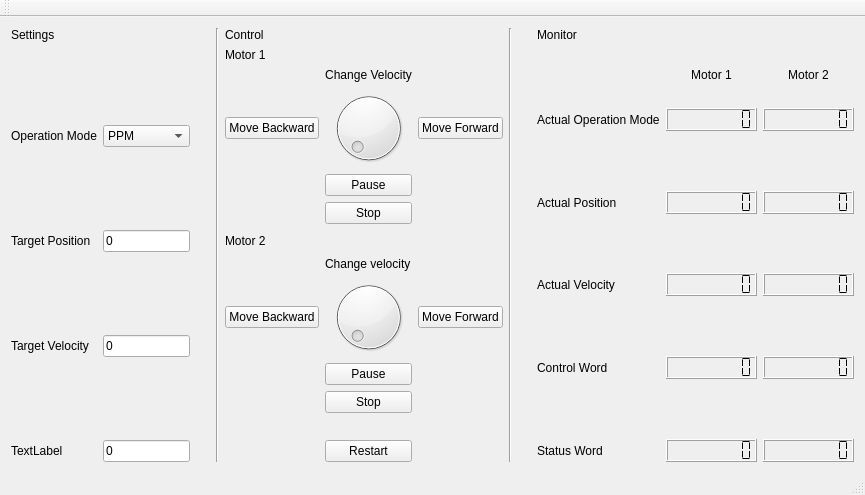
Before: the Qt Designer form epos3.ui in Fresher-Chen/EPOS, drawn with Qt 5.
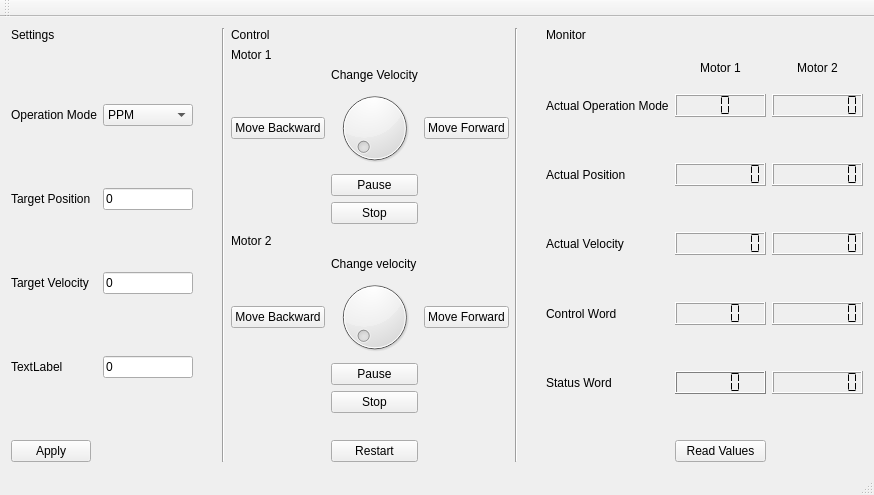
After: the same form once the commit is applied.

Patch:
```diff
--- a/epos3.ui
+++ b/epos3.ui
@@ -6,7 +6,7 @@
    <rect>
     <x>0</x>
     <y>0</y>
-    <width>865</width>
+    <width>874</width>
     <height>495</height>
    </rect>
   </property>
@@ -139,6 +139,26 @@
         </property>
        </widget>
       </item>
+      <item row="10" column="0">
+       <widget class="QPushButton" name="pushButton_10">
+        <property name="text">
+         <string>Apply</string>
+        </property>
+       </widget>
+      </item>
+      <item row="9" column="0">
+       <spacer name="verticalSpacer_12">
+        <property name="orientation">
+         <enum>Qt::Vertical</enum>
+        </property>
+        <property name="sizeHint" stdset="0">
+         <size>
+          <width>20</width>
+          <height>40</height>
+         </size>
+        </property>
+       </spacer>
+      </item>
      </layout>
     </item>
     <item>
@@ -323,6 +343,113 @@
     </item>
     <item>
      <layout class="QGridLayout" name="gridLayout_8">
+      <item row="2" column="2">
+       <widget class="QLCDNumber" name="lcdNumber_6">
+        <property name="frameShape">
+         <enum>QFrame::Box</enum>
+        </property>
+        <property name="digitCount">
+         <number>8</number>
+        </property>
+        <property name="mode">
+         <enum>QLCDNumber::Hex</enum>
+        </property>
+        <property name="segmentStyle">
+         <enum>QLCDNumber::Flat</enum>
+        </property>
+       </widget>
+      </item>
+      <item row="8" column="1">
+       <widget class="QLCDNumber" name="lcdNumber_2">
+        <property name="font">
+         <font>
+          <family>Monospace</family>
+          <pointsize>12</pointsize>
+         </font>
+        </property>
+        <property name="digitCount">
+         <number>4</number>
+        </property>
+        <property name="mode">
+         <enum>QLCDNumber::Hex</enum>
+        </property>
+        <property name="segmentStyle">
+         <enum>QLCDNumber::Flat</enum>
+        </property>
+       </widget>
+      </item>
+      <item row="4" column="2">
+       <widget class="QLCDNumber" name="lcdNumber_7">
+        <property name="digitCount">
+         <number>8</number>
+        </property>
+        <property name="mode">
+         <enum>QLCDNumber::Hex</enum>
+        </property>
+        <property name="segmentStyle">
+         <enum>QLCDNumber::Flat</enum>
+        </property>
+       </widget>
+      </item>
+      <item row="6" column="2">
+       <widget class="QLCDNumber" name="lcdNumber_8">
+        <property name="digitCount">
+         <number>8</number>
+        </property>
+        <property name="mode">
+         <enum>QLCDNumber::Hex</enum>
+        </property>
+        <property name="segmentStyle">
+         <enum>QLCDNumber::Flat</enum>
+        </property>
+       </widget>
+      </item>
+      <item row="8" column="2">
+       <widget class="QLCDNumber" name="lcdNumber_9">
+        <property name="digitCount">
+         <number>8</number>
+        </property>
+        <property name="mode">
+         <enum>QLCDNumber::Hex</enum>
+        </property>
+        <property name="segmentStyle">
+         <enum>QLCDNumber::Flat</enum>
+        </property>
+       </widget>
+      </item>
+      <item row="10" column="2">
+       <widget class="QLCDNumber" name="lcdNumber_10">
+        <property name="digitCount">
+         <number>8</number>
+        </property>
+        <property name="mode">
+         <enum>QLCDNumber::Hex</enum>
+        </property>
+        <property name="segmentStyle">
+         <enum>QLCDNumber::Flat</enum>
+        </property>
+       </widget>
+      </item>
+      <item row="1" column="2">
+       <widget class="QLabel" name="label_18">
+        <property name="text">
+         <string>Motor 2</string>
+        </property>
+        <property name="alignment">
+         <set>Qt::AlignCenter</set>
+        </property>
+       </widget>
+      </item>
+      <item row="1" column="1">
+       <widget class="QLabel" name="label_17">
+        <property name="text">
+         <string>Motor 1</string>
+        </property>
+        <property name="alignment">
+         <set>Qt::AlignCenter</set>
+        </property>
+       </widget>
+      </item>
       <item row="10" column="0">
        <widget class="QLabel" name="label_14">
         <property name="text">
@@ -332,8 +459,429 @@
       </item>
       <item row="10" column="1">
        <widget class="QLCDNumber" name="lcdNumber">
+        <property name="palette">
+         <palette>
+          <active>
+           <colorrole role="WindowText">
+            <brush brushstyle="SolidPattern">
+             <color alpha="255">
+              <red>0</red>
+              <green>0</green>
+              <blue>0</blue>
+             </color>
+            </brush>
+           </colorrole>
+           <colorrole role="Button">
+            <brush brushstyle="SolidPattern">
+             <color alpha="255">
+              <red>255</red>
+              <green>255</green>
+              <blue>255</blue>
+             </color>
+            </brush>
+           </colorrole>
+           <colorrole role="Light">
+            <brush brushstyle="SolidPattern">
+             <color alpha="255">
+              <red>255</red>
+              <green>255</green>
+              <blue>255</blue>
+             </color>
+            </brush>
+           </colorrole>
+           <colorrole role="Midlight">
+            <brush brushstyle="SolidPattern">
+             <color alpha="255">
+              <red>255</red>
+              <green>255</green>
+              <blue>255</blue>
+             </color>
+            </brush>
+           </colorrole>
+           <colorrole role="Dark">
+            <brush brushstyle="SolidPattern">
+             <color alpha="255">
+              <red>127</red>
+              <green>127</green>
+              <blue>127</blue>
+             </color>
+            </brush>
+           </colorrole>
+           <colorrole role="Mid">
+            <brush brushstyle="SolidPattern">
+             <color alpha="255">
+              <red>170</red>
+              <green>170</green>
+              <blue>170</blue>
+             </color>
+            </brush>
+           </colorrole>
+           <colorrole role="Text">
+            <brush brushstyle="SolidPattern">
+             <color alpha="255">
+              <red>0</red>
+              <green>0</green>
+              <blue>0</blue>
+             </color>
+            </brush>
+           </colorrole>
+           <colorrole role="BrightText">
+            <brush brushstyle="SolidPattern">
+             <color alpha="255">
+              <red>255</red>
+              <green>255</green>
+              <blue>255</blue>
+             </color>
+            </brush>
+           </colorrole>
+           <colorrole role="ButtonText">
+            <brush brushstyle="SolidPattern">
+             <color alpha="255">
+              <red>0</red>
+              <green>0</green>
+              <blue>0</blue>
+             </color>
+            </brush>
+           </colorrole>
+           <colorrole role="Base">
+            <brush brushstyle="SolidPattern">
+             <color alpha="255">
+              <red>255</red>
+              <green>255</green>
+              <blue>255</blue>
+             </color>
+            </brush>
+           </colorrole>
+           <colorrole role="Window">
+            <brush brushstyle="SolidPattern">
+             <color alpha="255">
+              <red>255</red>
+              <green>255</green>
+              <blue>255</blue>
+             </color>
+            </brush>
+           </colorrole>
+           <colorrole role="Shadow">
+            <brush brushstyle="SolidPattern">
+             <color alpha="255">
+              <red>0</red>
+              <green>0</green>
+              <blue>0</blue>
+             </color>
+            </brush>
+           </colorrole>
+           <colorrole role="AlternateBase">
+            <brush brushstyle="SolidPattern">
+             <color alpha="255">
+              <red>255</red>
+              <green>255</green>
+              <blue>255</blue>
+             </color>
+            </brush>
+           </colorrole>
+           <colorrole role="ToolTipBase">
+            <brush brushstyle="SolidPattern">
+             <color alpha="255">
+              <red>255</red>
+              <green>255</green>
+              <blue>220</blue>
+             </color>
+            </brush>
+           </colorrole>
+           <colorrole role="ToolTipText">
+            <brush brushstyle="SolidPattern">
+             <color alpha="255">
+              <red>0</red>
+              <green>0</green>
+              <blue>0</blue>
+             </color>
+            </brush>
+           </colorrole>
+          </active>
+          <inactive>
+           <colorrole role="WindowText">
+            <brush brushstyle="SolidPattern">
+             <color alpha="255">
+              <red>0</red>
+              <green>0</green>
+              <blue>0</blue>
+             </color>
+            </brush>
+           </colorrole>
+           <colorrole role="Button">
+            <brush brushstyle="SolidPattern">
+             <color alpha="255">
+              <red>255</red>
+              <green>255</green>
+              <blue>255</blue>
+             </color>
+            </brush>
+           </colorrole>
+           <colorrole role="Light">
+            <brush brushstyle="SolidPattern">
+             <color alpha="255">
+              <red>255</red>
+              <green>255</green>
+              <blue>255</blue>
+             </color>
+            </brush>
+           </colorrole>
+           <colorrole role="Midlight">
+            <brush brushstyle="SolidPattern">
+             <color alpha="255">
+              <red>255</red>
+              <green>255</green>
+              <blue>255</blue>
+             </color>
+            </brush>
+           </colorrole>
+           <colorrole role="Dark">
+            <brush brushstyle="SolidPattern">
+             <color alpha="255">
+              <red>127</red>
+              <green>127</green>
+              <blue>127</blue>
+             </color>
+            </brush>
+           </colorrole>
+           <colorrole role="Mid">
+            <brush brushstyle="SolidPattern">
+             <color alpha="255">
+              <red>170</red>
+              <green>170</green>
+              <blue>170</blue>
+             </color>
+            </brush>
+           </colorrole>
+           <colorrole role="Text">
+            <brush brushstyle="SolidPattern">
+             <color alpha="255">
+              <red>0</red>
+              <green>0</green>
+              <blue>0</blue>
+             </color>
+            </brush>
+           </colorrole>
+           <colorrole role="BrightText">
+            <brush brushstyle="SolidPattern">
+             <color alpha="255">
+              <red>255</red>
+              <green>255</green>
+              <blue>255</blue>
+             </color>
+            </brush>
+           </colorrole>
+           <colorrole role="ButtonText">
+            <brush brushstyle="SolidPattern">
+             <color alpha="255">
+              <red>0</red>
+              <green>0</green>
+              <blue>0</blue>
+             </color>
+            </brush>
+           </colorrole>
+           <colorrole role="Base">
+            <brush brushstyle="SolidPattern">
+             <color alpha="255">
+              <red>255</red>
+              <green>255</green>
+              <blue>255</blue>
+             </color>
+            </brush>
+           </colorrole>
+           <colorrole role="Window">
+            <brush brushstyle="SolidPattern">
+             <color alpha="255">
+              <red>255</red>
+              <green>255</green>
+              <blue>255</blue>
+             </color>
+            </brush>
+           </colorrole>
+           <colorrole role="Shadow">
+            <brush brushstyle="SolidPattern">
+             <color alpha="255">
+              <red>0</red>
+              <green>0</green>
+              <blue>0</blue>
+             </color>
+            </brush>
+           </colorrole>
+           <colorrole role="AlternateBase">
+            <brush brushstyle="SolidPattern">
+             <color alpha="255">
+              <red>255</red>
+              <green>255</green>
+              <blue>255</blue>
+             </color>
+            </brush>
+           </colorrole>
+           <colorrole role="ToolTipBase">
+            <brush brushstyle="SolidPattern">
+             <color alpha="255">
+              <red>255</red>
+              <green>255</green>
+              <blue>220</blue>
+             </color>
+            </brush>
+           </colorrole>
+           <colorrole role="ToolTipText">
+            <brush brushstyle="SolidPattern">
+             <color alpha="255">
+              <red>0</red>
+              <green>0</green>
+              <blue>0</blue>
+             </color>
+            </brush>
+           </colorrole>
+          </inactive>
+          <disabled>
+           <colorrole role="WindowText">
+            <brush brushstyle="SolidPattern">
+             <color alpha="255">
+              <red>127</red>
+              <green>127</green>
+              <blue>127</blue>
+             </color>
+            </brush>
+           </colorrole>
+           <colorrole role="Button">
+            <brush brushstyle="SolidPattern">
+             <color alpha="255">
+              <red>255</red>
+              <green>255</green>
+              <blue>255</blue>
+             </color>
+            </brush>
+           </colorrole>
+           <colorrole role="Light">
+            <brush brushstyle="SolidPattern">
+             <color alpha="255">
+              <red>255</red>
+              <green>255</green>
+              <blue>255</blue>
+             </color>
+            </brush>
+           </colorrole>
+           <colorrole role="Midlight">
+            <brush brushstyle="SolidPattern">
+             <color alpha="255">
+              <red>255</red>
+              <green>255</green>
+              <blue>255</blue>
+             </color>
+            </brush>
+           </colorrole>
+           <colorrole role="Dark">
+            <brush brushstyle="SolidPattern">
+             <color alpha="255">
+              <red>127</red>
+              <green>127</green>
+              <blue>127</blue>
+             </color>
+            </brush>
+           </colorrole>
+           <colorrole role="Mid">
+            <brush brushstyle="SolidPattern">
+             <color alpha="255">
+              <red>170</red>
+              <green>170</green>
+              <blue>170</blue>
+             </color>
+            </brush>
+           </colorrole>
+           <colorrole role="Text">
+            <brush brushstyle="SolidPattern">
+             <color alpha="255">
+              <red>127</red>
+              <green>127</green>
+              <blue>127</blue>
+             </color>
+            </brush>
+           </colorrole>
+           <colorrole role="BrightText">
+            <brush brushstyle="SolidPattern">
+             <color alpha="255">
+              <red>255</red>
+              <green>255</green>
+              <blue>255</blue>
+             </color>
+            </brush>
+           </colorrole>
+           <colorrole role="ButtonText">
+            <brush brushstyle="SolidPattern">
+             <color alpha="255">
+              <red>127</red>
+              <green>127</green>
+              <blue>127</blue>
+             </color>
+            </brush>
+           </colorrole>
+           <colorrole role="Base">
+            <brush brushstyle="SolidPattern">
+             <color alpha="255">
+              <red>255</red>
+              <green>255</green>
+              <blue>255</blue>
+             </color>
+            </brush>
+           </colorrole>
+           <colorrole role="Window">
+            <brush brushstyle="SolidPattern">
+             <color alpha="255">
+              <red>255</red>
+              <green>255</green>
+              <blue>255</blue>
+             </color>
+            </brush>
+           </colorrole>
+           <colorrole role="Shadow">
+            <brush brushstyle="SolidPattern">
+             <color alpha="255">
+              <red>0</red>
+              <green>0</green>
+              <blue>0</blue>
+             </color>
+            </brush>
+           </colorrole>
+           <colorrole role="AlternateBase">
+            <brush brushstyle="SolidPattern">
+             <color alpha="255">
+              <red>255</red>
+              <green>255</green>
+              <blue>255</blue>
+             </color>
+            </brush>
+           </colorrole>
+           <colorrole role="ToolTipBase">
+            <brush brushstyle="SolidPattern">
+             <color alpha="255">
+              <red>255</red>
+              <green>255</green>
+              <blue>220</blue>
+             </color>
+            </brush>
+           </colorrole>
+           <colorrole role="ToolTipText">
+            <brush brushstyle="SolidPattern">
+             <color alpha="255">
+              <red>0</red>
+              <green>0</green>
+              <blue>0</blue>
+             </color>
+            </brush>
+           </colorrole>
+          </disabled>
+         </palette>
+        </property>
+        <property name="font">
+         <font>
+          <family>Monospace</family>
+          <pointsize>12</pointsize>
+         </font>
+        </property>
         <property name="digitCount">
-         <number>8</number>
+         <number>4</number>
         </property>
         <property name="mode">
          <enum>QLCDNumber::Hex</enum>
@@ -358,6 +906,12 @@
       </item>
       <item row="6" column="1">
        <widget class="QLCDNumber" name="lcdNumber_3">
+        <property name="font">
+         <font>
+          <family>Monospace</family>
+          <pointsize>12</pointsize>
+         </font>
+        </property>
         <property name="digitCount">
          <number>8</number>
         </property>
@@ -384,6 +938,12 @@
       </item>
       <item row="4" column="1">
        <widget class="QLCDNumber" name="lcdNumber_4">
+        <property name="font">
+         <font>
+          <family>Monospace</family>
+          <pointsize>12</pointsize>
+         </font>
+        </property>
         <property name="digitCount">
          <number>8</number>
         </property>
@@ -397,6 +957,12 @@
       </item>
       <item row="2" column="1">
        <widget class="QLCDNumber" name="lcdNumber_5">
+        <property name="font">
+         <font>
+          <family>Monospace</family>
+          <pointsize>12</pointsize>
+         </font>
+        </property>
         <property name="frameShape">
          <enum>QFrame::Box</enum>
         </property>
@@ -407,7 +973,7 @@
          <number>0</number>
         </property>
         <property name="digitCount">
-         <number>8</number>
+         <number>2</number>
         </property>
         <property name="mode">
          <enum>QLCDNumber::Hex</enum>
@@ -497,106 +1063,25 @@
         </property>
        </widget>
       </item>
-      <item row="8" column="1">
-       <widget class="QLCDNumber" name="lcdNumber_2">
-        <property name="digitCount">
-         <number>8</number>
-        </property>
-        <property name="mode">
-         <enum>QLCDNumber::Hex</enum>
-        </property>
-        <property name="segmentStyle">
-         <enum>QLCDNumber::Flat</enum>
-        </property>
-       </widget>
-      </item>
-      <item row="2" column="2">
-       <widget class="QLCDNumber" name="lcdNumber_6">
-        <property name="frameShape">
-         <enum>QFrame::Box</enum>
-        </property>
-        <property name="digitCount">
-         <number>8</number>
-        </property>
-        <property name="mode">
-         <enum>QLCDNumber::Hex</enum>
-        </property>
-        <property name="segmentStyle">
-         <enum>QLCDNumber::Flat</enum>
-        </property>
-       </widget>
-      </item>
-      <item row="4" column="2">
-       <widget class="QLCDNumber" name="lcdNumber_7">
-        <property name="digitCount">
-         <number>8</number>
-        </property>
-        <property name="mode">
-         <enum>QLCDNumber::Hex</enum>
-        </property>
-        <property name="segmentStyle">
-         <enum>QLCDNumber::Flat</enum>
-        </property>
-       </widget>
-      </item>
-      <item row="6" column="2">
-       <widget class="QLCDNumber" name="lcdNumber_8">
-        <property name="digitCount">
-         <number>8</number>
-        </property>
-        <property name="mode">
-         <enum>QLCDNumber::Hex</enum>
-        </property>
-        <property name="segmentStyle">
-         <enum>QLCDNumber::Flat</enum>
-        </property>
-       </widget>
-      </item>
-      <item row="8" column="2">
-       <widget class="QLCDNumber" name="lcdNumber_9">
-        <property name="digitCount">
-         <number>8</number>
-        </property>
-        <property name="mode">
-         <enum>QLCDNumber::Hex</enum>
-        </property>
-        <property name="segmentStyle">
-         <enum>QLCDNumber::Flat</enum>
-        </property>
-       </widget>
-      </item>
-      <item row="10" column="2">
-       <widget class="QLCDNumber" name="lcdNumber_10">
-        <property name="digitCount">
-         <number>8</number>
-        </property>
-        <property name="mode">
-         <enum>QLCDNumber::Hex</enum>
-        </property>
-        <property name="segmentStyle">
-         <enum>QLCDNumber::Flat</enum>
-        </property>
-       </widget>
-      </item>
-      <item row="1" column="1">
-       <widget class="QLabel" name="label_17">
+      <item row="12" column="1">
+       <widget class="QPushButton" name="pushButton_11">
         <property name="text">
-         <string>Motor 1</string>
+         <string>Read Values</string>
         </property>
-        <property name="alignment">
-         <set>Qt::AlignCenter</set>
-        </property>
        </widget>
       </item>
-      <item row="1" column="2">
-       <widget class="QLabel" name="label_18">
-        <property name="text">
-         <string>Motor 2</string>
+      <item row="11" column="1">
+       <spacer name="verticalSpacer_13">
+        <property name="orientation">
+         <enum>Qt::Vertical</enum>
         </property>
-        <property name="alignment">
-         <set>Qt::AlignCenter</set>
+        <property name="sizeHint" stdset="0">
+         <size>
+          <width>20</width>
+          <height>40</height>
+         </size>
         </property>
-       </widget>
+       </spacer>
       </item>
      </layout>
     </item>
@@ -607,7 +1092,7 @@
     <rect>
      <x>0</x>
      <y>0</y>
-     <width>865</width>
+     <width>874</width>
      <height>19</height>
     </rect>
    </property>
```
